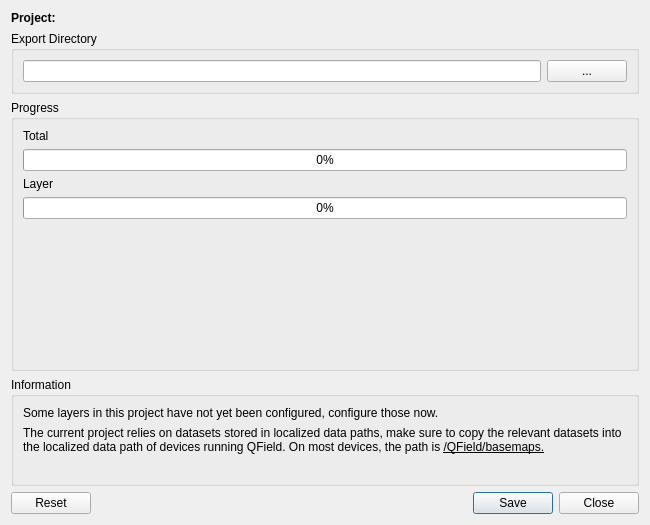
The window that qfieldsync/ui/package_dialog.ui (opengisch/qfieldsync) describes before a commit, drawn with Qt 5.
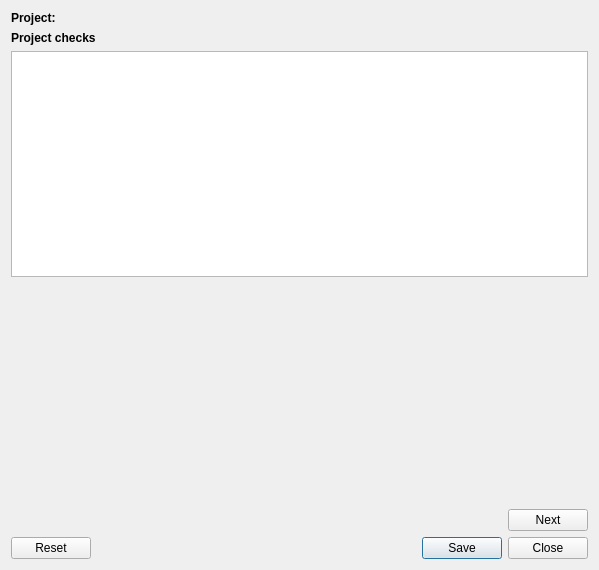
The same window after the commit.

Commit message: Use the project checker before cable packaging

```diff
--- a/qfieldsync/ui/package_dialog.ui
+++ b/qfieldsync/ui/package_dialog.ui
@@ -6,25 +6,20 @@
    <rect>
     <x>0</x>
     <y>0</y>
-    <width>650</width>
-    <height>525</height>
+    <width>599</width>
+    <height>570</height>
    </rect>
   </property>
   <property name="windowTitle">
    <string>Package Project for QField</string>
   </property>
-  <layout class="QGridLayout" name="gridLayout_2">
-   <item row="4" column="0" colspan="2">
-    <widget class="QDialogButtonBox" name="button_box">
-     <property name="orientation">
-      <enum>Qt::Horizontal</enum>
+  <layout class="QVBoxLayout" name="verticalLayout_3">
+   <item>
+    <layout class="QHBoxLayout" name="horizontalLayout_2">
+     <property name="topMargin">
+      <number>0</number>
      </property>
-     <property name="standardButtons">
-      <set>QDialogButtonBox::Close|QDialogButtonBox::Reset|QDialogButtonBox::Save</set>
-     </property>
-    </widget>
-   </item>
-   <item row="0" column="0">
+     <item>
     <widget class="QLabel" name="label_2">
      <property name="text">
       <string>&lt;html&gt;&lt;head/&gt;&lt;body&gt;&lt;p&gt;&lt;span style=&quot; font-weight:600;&quot;&gt;Project:&lt;/span&gt;&lt;/p&gt;&lt;/body&gt;&lt;/html&gt;</string>
@@ -34,7 +29,7 @@
      </property>
     </widget>
    </item>
-   <item row="0" column="1">
+     <item>
     <widget class="QLabel" name="project_lbl">
      <property name="sizePolicy">
       <sizepolicy hsizetype="MinimumExpanding" vsizetype="Preferred">
@@ -47,7 +42,73 @@
      </property>
     </widget>
    </item>
-   <item row="1" column="0" colspan="2">
+    </layout>
+   </item>
+   <item>
+    <widget class="QStackedWidget" name="stackedWidget">
+     <property name="currentIndex">
+      <number>0</number>
+     </property>
+     <widget class="QWidget" name="projectCompatibilityPage">
+      <layout class="QVBoxLayout" name="verticalLayout_2">
+       <property name="leftMargin">
+        <number>0</number>
+       </property>
+       <property name="topMargin">
+        <number>0</number>
+       </property>
+       <property name="rightMargin">
+        <number>0</number>
+       </property>
+       <property name="bottomMargin">
+        <number>0</number>
+       </property>
+       <item>
+        <widget class="QLabel" name="feedbackLabel">
+         <property name="font">
+          <font>
+           <weight>75</weight>
+           <bold>true</bold>
+          </font>
+         </property>
+         <property name="text">
+          <string>Project checks</string>
+         </property>
+        </widget>
+       </item>
+       <item>
+        <widget class="QTextEdit" name="feedbackText"/>
+       </item>
+       <item>
+        <spacer name="verticalSpacer">
+         <property name="orientation">
+          <enum>Qt::Vertical</enum>
+         </property>
+         <property name="sizeHint" stdset="0">
+          <size>
+           <width>20</width>
+           <height>40</height>
+          </size>
+         </property>
+        </spacer>
+       </item>
+      </layout>
+     </widget>
+     <widget class="QWidget" name="packagePage">
+      <layout class="QVBoxLayout" name="verticalLayout">
+       <property name="leftMargin">
+        <number>0</number>
+       </property>
+       <property name="topMargin">
+        <number>0</number>
+       </property>
+       <property name="rightMargin">
+        <number>0</number>
+       </property>
+       <property name="bottomMargin">
+        <number>0</number>
+       </property>
+       <item>
     <widget class="QGroupBox" name="groupBox">
      <property name="title">
       <string>Export Directory</string>
@@ -66,64 +127,7 @@
      </layout>
     </widget>
    </item>
-   <item row="3" column="0" colspan="2">
-    <widget class="QGroupBox" name="infoGroupBox">
-     <property name="title">
-      <string>Information</string>
-     </property>
-     <layout class="QGridLayout" name="gridLayout_8">
-      <item row="0" column="0">
-       <widget class="QLabel" name="infoConfigurationLabel">
-        <property name="sizePolicy">
-         <sizepolicy hsizetype="Preferred" vsizetype="Minimum">
-          <horstretch>0</horstretch>
-          <verstretch>0</verstretch>
-         </sizepolicy>
-        </property>
-        <property name="text">
-         <string>Some layers in this project have not yet been configured, configure those now.</string>
-        </property>
-        <property name="wordWrap">
-         <bool>true</bool>
-        </property>
-       </widget>
-      </item>
-      <item row="1" column="0">
-       <widget class="QLabel" name="infoLocalizedPresentLabel">
-        <property name="sizePolicy">
-         <sizepolicy hsizetype="Preferred" vsizetype="Minimum">
-          <horstretch>0</horstretch>
-          <verstretch>0</verstretch>
-         </sizepolicy>
-        </property>
-        <property name="text">
-         <string>The current project relies on datasets stored in localized data paths, make sure to copy the relevant datasets into the localized data path of devices running QField. On most devices, the path is &lt;u&gt;/QField/basemaps.&lt;/u&gt;</string>
-        </property>
-        <property name="wordWrap">
-         <bool>true</bool>
-        </property>
-       </widget>
-      </item>
-      <item row="2" column="0">
-       <widget class="QLabel" name="infoLocalizedLayersLabel">
-        <property name="sizePolicy">
-         <sizepolicy hsizetype="Preferred" vsizetype="Minimum">
-          <horstretch>0</horstretch>
-          <verstretch>0</verstretch>
-         </sizepolicy>
-        </property>
-        <property name="text">
-         <string/>
-        </property>
-        <property name="wordWrap">
-         <bool>true</bool>
-        </property>
-       </widget>
-      </item>
-     </layout>
-    </widget>
-   </item>
-   <item row="2" column="0" colspan="2">
+       <item>
     <widget class="QGroupBox" name="progress_group">
      <property name="title">
       <string>Progress</string>
@@ -173,7 +177,89 @@
         </property>
        </spacer>
       </item>
-     </layout>
+          <item>
+           <widget class="QGroupBox" name="infoGroupBox">
+            <property name="title">
+             <string>Information</string>
+            </property>
+            <layout class="QGridLayout" name="gridLayout_8">
+             <item row="0" column="0">
+              <widget class="QLabel" name="infoLocalizedPresentLabel">
+               <property name="sizePolicy">
+                <sizepolicy hsizetype="Preferred" vsizetype="Minimum">
+                 <horstretch>0</horstretch>
+                 <verstretch>0</verstretch>
+                </sizepolicy>
+               </property>
+               <property name="text">
+                <string>The current project relies on datasets stored in localized data paths, make sure to copy the relevant datasets into the localized data path of devices running QField. On most devices, the path is &lt;u&gt;/QField/basemaps.&lt;/u&gt;</string>
+               </property>
+               <property name="wordWrap">
+                <bool>true</bool>
+               </property>
+              </widget>
+             </item>
+             <item row="1" column="0">
+              <widget class="QLabel" name="infoLocalizedLayersLabel">
+               <property name="sizePolicy">
+                <sizepolicy hsizetype="Preferred" vsizetype="Minimum">
+                 <horstretch>0</horstretch>
+                 <verstretch>0</verstretch>
+                </sizepolicy>
+               </property>
+               <property name="text">
+                <string/>
+               </property>
+               <property name="wordWrap">
+                <bool>true</bool>
+               </property>
+              </widget>
+             </item>
+            </layout>
+           </widget>
+          </item>
+         </layout>
+        </widget>
+       </item>
+      </layout>
+     </widget>
+    </widget>
+   </item>
+   <item>
+    <layout class="QHBoxLayout" name="horizontalLayout">
+     <property name="topMargin">
+      <number>0</number>
+     </property>
+     <item>
+      <spacer name="horizontalSpacer">
+       <property name="orientation">
+        <enum>Qt::Horizontal</enum>
+       </property>
+       <property name="sizeHint" stdset="0">
+        <size>
+         <width>40</width>
+         <height>20</height>
+        </size>
+       </property>
+      </spacer>
+     </item>
+     <item>
+      <widget class="QPushButton" name="nextButton">
+       <property name="text">
+        <string>Next</string>
+       </property>
+      </widget>
+     </item>
+    </layout>
+   </item>
+   <item>
+    <widget class="QDialogButtonBox" name="button_box">
+     <property name="orientation">
+      <enum>Qt::Horizontal</enum>
+     </property>
+     <property name="standardButtons">
+      <set>QDialogButtonBox::Close|QDialogButtonBox::Reset|QDialogButtonBox::Save</set>
+     </property>
     </widget>
    </item>
   </layout>
```
Lines whose indentation alone changed are shown as unchanged. The commit also changes 1 other file.
